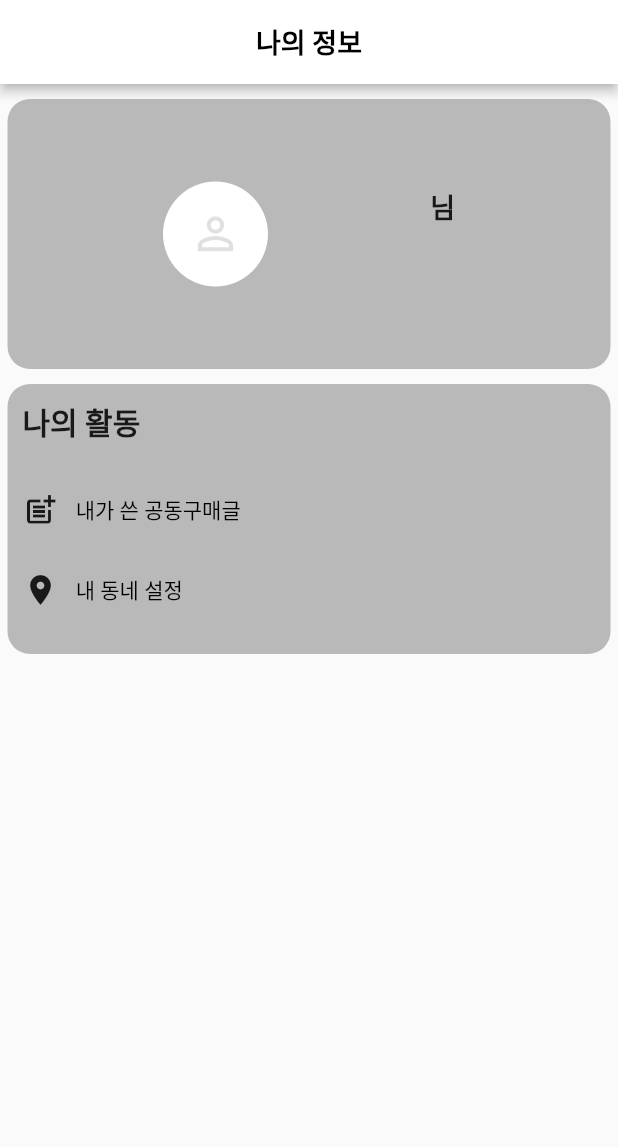
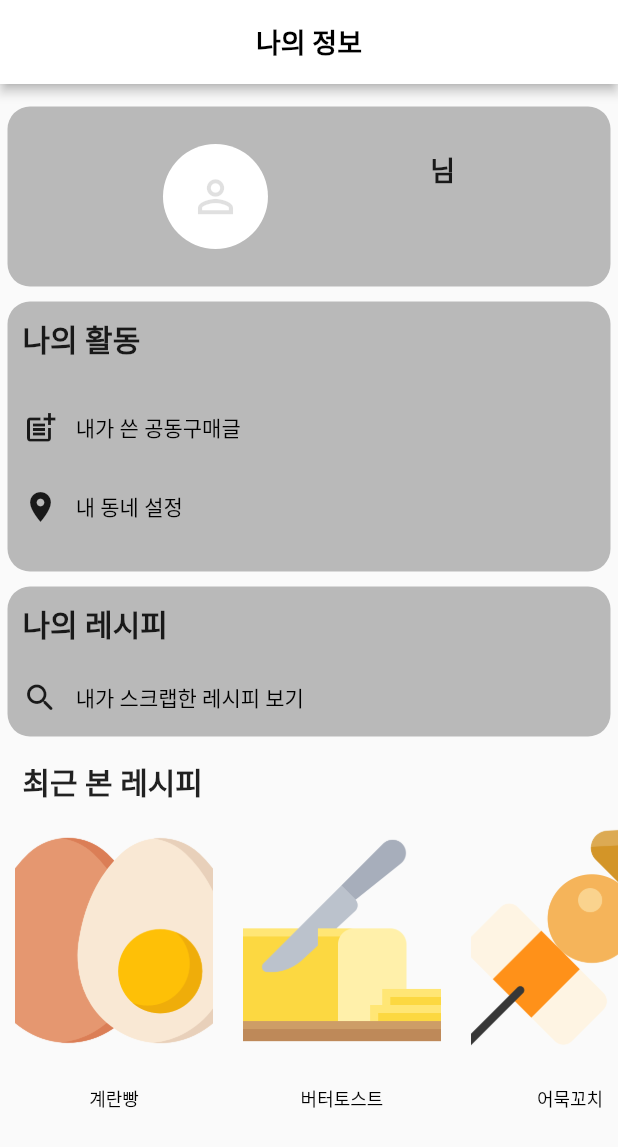
Before and after one commit to 2022EvenBetter/HomeAloneRecipe, a Flutter app: the UserPage screen opened directly, on a phone screen of 412 x 824 dp. Shown: the top 1147 px of the screen. Run offline on Flutter 3.47's test engine with Material 2 defaults, Android fonts, the phone set to English and light mode, and no system bars; our stand-ins replace cached_network_image, cloud_firestore, dropdown_button2, firebase_auth, firebase_core, firebase_database and 5 more; missing offline and left inert: bottom_drawer, dart:ffi, xml2json; accounts and stored records are empty.

Commit message:
feat:redesign userpage

```diff
--- a/lib/screen/home_screen.dart
+++ b/lib/screen/home_screen.dart
@@ -34,12 +34,12 @@ class _HomeScreenState extends State<HomeScreen> {
   static const TextStyle optionStyle =
       TextStyle(fontSize: 30, fontWeight: FontWeight.bold);
   static const List<Widget> _widgetOptions = <Widget>[
-    // ocr(),
-    UserPage(),
+    ocr(),
     RecipeScreen(),
     showGroupBuying(),
     showMyChat(),
-    TownScreen(),
+    UserPage(),
+    // TownScreen(),
   ];
 
   void _onItemTapped(int index) {
--- a/lib/screen/ocr.dart
+++ b/lib/screen/ocr.dart
@@ -133,10 +133,10 @@ class _ocr extends State<ocr> {
 
 
        // mainAxisAlignment: MainAxisAlignment.center,
-            // crossAxisAlignment: CrossAxisAlignment.center,
+       //      crossAxisAlignment: CrossAxisAlignment.start,
             children: [
               Text(''),
-              Text('식재료',style: TextStyle(fontWeight: FontWeight.bold, fontSize: 18)),
+                Text('식재료',style: TextStyle(fontWeight: FontWeight.bold, fontSize: 18)),
               Text(''),
               Padding(
                 padding : const EdgeInsets.only(top: 25),
--- a/lib/screen/userPage.dart
+++ b/lib/screen/userPage.dart
@@ -1,6 +1,10 @@
 import 'package:flutter/material.dart';
+import 'package:google_fonts/google_fonts.dart';
 import 'package:home_alone_recipe/provider/userProvider.dart';
+import 'package:home_alone_recipe/screen/postGroupBuying_screen.dart';
 import 'package:provider/provider.dart';
+
+import 'myTown_screen.dart';
 
 class UserPage extends StatefulWidget {
   const UserPage({Key? key}) : super(key: key);
@@ -10,7 +14,24 @@ class UserPage extends StatefulWidget {
 }
 
 class _UserPage extends State<UserPage> {
-
+  final List<Category> catego = [
+    Category(
+      imagUrl: "lib/assets/icons/가공유제품/계란.png",
+      name: "계란빵",
+    ),
+    Category(
+      imagUrl: "lib/assets/icons/가공유제품/버터.png",
+      name: "버터토스트",
+    ),
+    Category(
+      imagUrl: "lib/assets/icons/가공유제품/어묵.png",
+      name: "어묵꼬치",
+    ),
+    Category(
+      imagUrl: "lib/assets/icons/육류/닭고기.png",
+      name: "닭가슴살샐러드",
+    ),
+  ];
   late UserProvider _userProvider;
   @override
   Widget build(BuildContext context) {
@@ -30,12 +51,12 @@ class _UserPage extends State<UserPage> {
       body: Column(
         children: [
           SizedBox(
-            height: 10.0,
+            height: 15.0,
           ),
           Padding(
               padding: EdgeInsets.fromLTRB(5, 0, 5, 5),
             child: Container(
-            height: 180,
+            height: 120,
             width: 500,
             // alignment: Alignment.center,
             decoration: BoxDecoration(
@@ -124,8 +145,14 @@ class _UserPage extends State<UserPage> {
                       Icon(
                           Icons.location_on
                       ),
-                      TextButton(onPressed: (){
-                        //go to GPS! code
+                      TextButton(
+                        onPressed: () {
+                          Navigator.push(
+                            context,
+                            MaterialPageRoute(
+                                builder: (context) => TownScreen()),
+                          );
+
                       }, child: Text(' 내 동네 설정 ', style: TextStyle(color:Colors.black)),),
 
                     ],
@@ -136,10 +163,113 @@ class _UserPage extends State<UserPage> {
 
             ),
           ),
-        ]
+
+
+          // 3번째 박스!!
+          SizedBox(
+            height: 5.0,
+          ),
+          Padding(
+            padding: EdgeInsets.fromLTRB(5, 0, 5, 5),
+            child: Container(
+              height: 100,
+              width: 500,
+              // alignment: Alignment.center,
+              decoration: BoxDecoration(
+                color: Colors.black26,
+                borderRadius: BorderRadius.circular(15),
+              ),
+              child: Column(
+                crossAxisAlignment: CrossAxisAlignment.start,
+                children: [
+                  SizedBox(height: 10,),
+                  Text('  나의 레시피',style:TextStyle(fontWeight: FontWeight.bold, fontSize: 20)),
+                  SizedBox(height: 10,),
+                  Row(
+                    children: [
+                      SizedBox(width: 10,),
+                      Icon(
+                          Icons.search_rounded
+                      ),
+                      TextButton(onPressed: (){}, child: Text(' 내가 스크랩한 레시피 보기 ', style: TextStyle(color:Colors.black)),),
+                    ],
+                  ),
+
+                ],
+              ),
+
+
+            ),
+          ),
+
+          SizedBox(
+            height: 10.0,
+          ),
+          Row(
+            crossAxisAlignment: CrossAxisAlignment.start,
+            children: [
+              Text('   최근 본 레시피',style:TextStyle(fontWeight: FontWeight.bold, fontSize: 20)),
+              SizedBox(height: 10,),
+            ],
+          ),
+          //
+          Padding(
+            padding: const EdgeInsets.only(top: 5),
+            child: Container(
+              width: double.infinity,
+              height: 200,
+              child: ListView.builder(
+                  itemCount: catego.length,
+                  scrollDirection: Axis.horizontal,
+                  itemBuilder: (BuildContext context, index) {
+                    return Padding(
+                      padding: const EdgeInsets.symmetric(horizontal: 10.0),
+                      child: Column(
+                        children: [
+                          Container(
+                            height: 172,
+                            width: 132,
+                            decoration: BoxDecoration(
+                              image: DecorationImage(
+                                image: AssetImage(catego[index].imagUrl),
+                                fit: BoxFit.cover,
+                              ),
+                            ),
+                          ),
+                          SizedBox(
+                            height: 10,
+                          ),
+                          Text(
+                            catego[index].name,
+                            style: TextStyle(
+                              color: Colors.black,
+                              fontSize: 12,
+                            ),
+                          ),
+                        ],
+                      ),
+                    );
+                  }),
+            ),
+          )
+          //
+
+        ],
+
+
+
       ),
+
 
     );
   }
 
 }
+
+
+class Category {
+  final String imagUrl;
+  final String name;
+
+  Category({required this.imagUrl, required this.name});
+}
```
Also changed, not shown: lib/widget/userPageDetail.dart (added).
